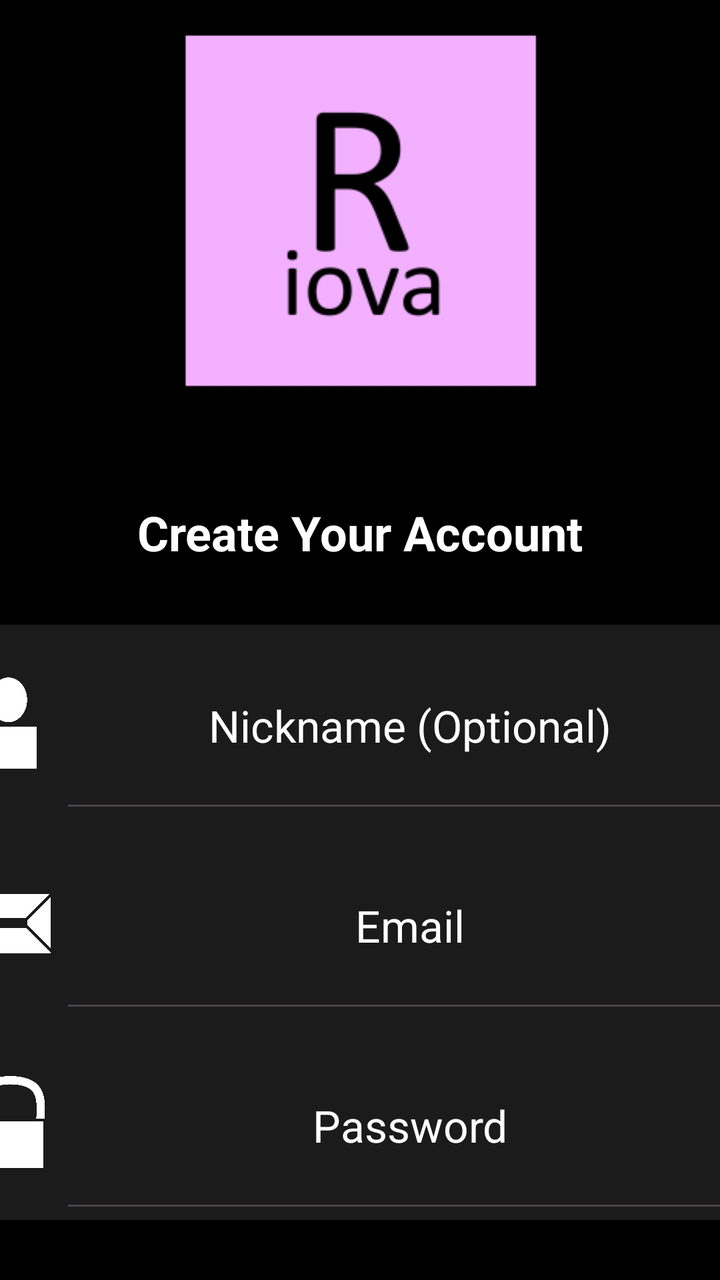
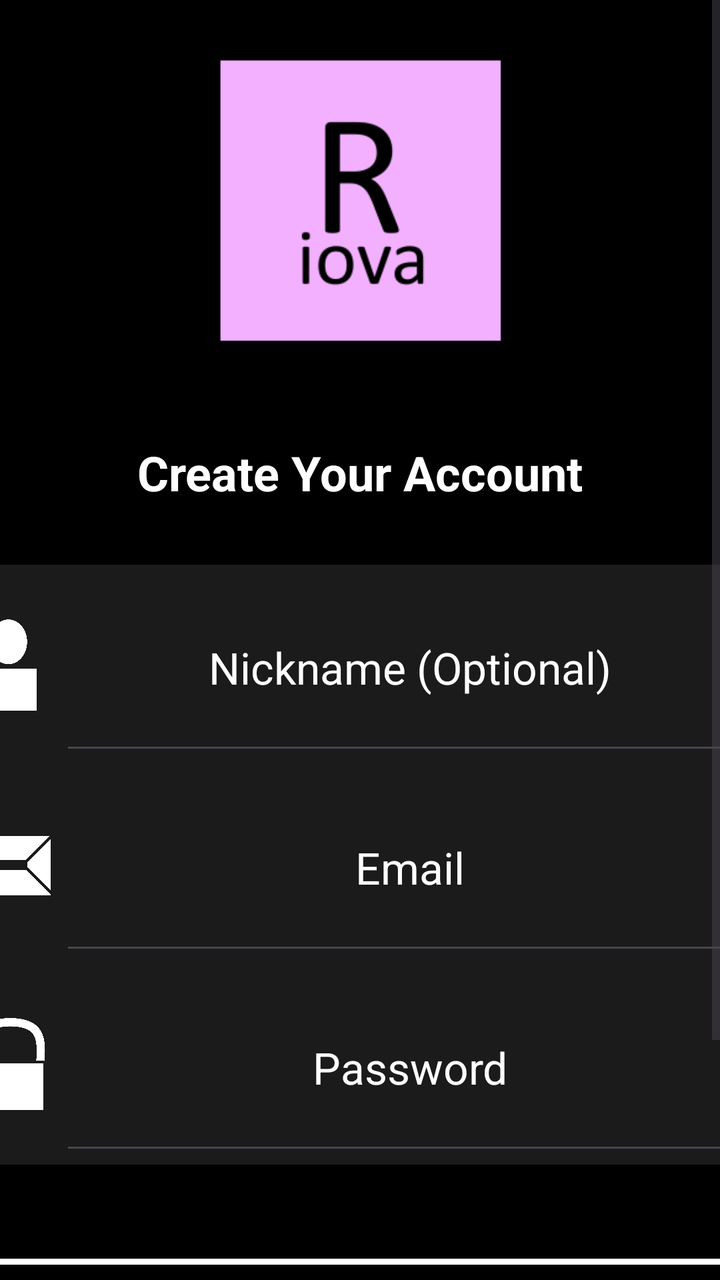

Screens rendered from an Android XML layout before and after an edit, with the pre-edit source and the edit as a unified diff.
<!-- AndroidManifest.xml: application theme Theme.Riova -->
<!-- res/layout/register_screen.xml -->
<?xml version="1.0" encoding="utf-8"?>
<androidx.constraintlayout.widget.ConstraintLayout xmlns:android="http://schemas.android.com/apk/res/android"
    android:layout_width="match_parent"
    android:layout_height="match_parent"
    xmlns:app="http://schemas.android.com/apk/res-auto"
    xmlns:tools="http://schemas.android.com/tools"
    android:background="@color/black"
    tools:context=".Register">

    <LinearLayout
        app:layout_constraintTop_toTopOf="parent"
        app:layout_constraintBottom_toBottomOf="parent"
        android:layout_width="match_parent"
        android:layout_height="wrap_content"
        android:orientation="vertical"
        android:gravity="center">

        <ImageView
            android:layout_width="250dp"
            android:layout_height="250dp"
            android:layout_gravity="center"
            android:background="@drawable/icon_view"
            android:backgroundTint="@null"
            android:contentDescription="@string/riova_icon"
            android:src="@mipmap/ic_launcher_foreground"
            android:scaleType="fitCenter"/>

        <TextView
            android:layout_width="match_parent"
            android:layout_height="wrap_content"
            android:layout_margin="20dp"
            android:text="@string/create_your_account"
            android:textAlignment="center"
            android:textColor="@color/white"
            android:textSize="24sp"
            android:textStyle="bold" />

        <LinearLayout
            android:layout_width="match_parent"
            android:layout_height="wrap_content"
            android:orientation="vertical"
            android:layout_marginVertical="10dp"
            android:gravity="center">

            <LinearLayout
                android:layout_width="400dp"
                android:layout_height="100dp"
                android:background="@color/login_back"
                android:gravity="center"
                android:orientation="horizontal">

                <ImageView
                    android:contentDescription="@string/nickname_icon"
                    android:layout_width="50dp"
                    android:layout_height="50dp"
                    android:foregroundGravity="center"
                    android:src="@drawable/nickname"
                    android:scaleType="fitCenter"/>

                <EditText
                    android:layout_width="350dp"
                    android:layout_height="match_parent"
                    android:hint="@string/nickname_optional"
                    android:textAlignment="center"
                    android:inputType="textPersonName"
                    android:textColor="@color/white"
                    android:autofillHints="none"
                    android:textColorHint="@color/white"
                    android:textSize="22sp" />
            </LinearLayout>

            <LinearLayout
                android:layout_width="400dp"
                android:layout_height="100dp"
                android:background="@color/login_back"
                android:gravity="center"
                android:orientation="horizontal">

                <ImageView
                    android:contentDescription="@string/email_icon"
                    android:layout_width="50dp"
                    android:layout_height="50dp"
                    android:foregroundGravity="center"
                    android:src="@drawable/email" />

                <EditText
                    android:layout_width="350dp"
                    android:layout_height="match_parent"
                    android:hint="@string/email"
                    android:inputType="textEmailAddress"
                    android:textAlignment="center"
                    android:autofillHints="none"
                    android:textColor="@color/white"
                    android:textColorHint="@color/white"
                    android:textSize="22sp" />
            </LinearLayout>

            <LinearLayout
                android:layout_width="400dp"
                android:layout_height="100dp"
                android:background="@color/login_back"
                android:gravity="center"
                android:orientation="horizontal">

                <ImageView
                    android:contentDescription="@string/password_icon"
                    android:layout_width="50dp"
                    android:layout_height="50dp"
                    android:foregroundGravity="center"
                    android:src="@drawable/lock" />

                <EditText
                    android:layout_width="350dp"
                    android:layout_height="match_parent"
                    android:hint="@string/password"
                    android:autofillHints="none"
                    android:inputType="textPassword"
                    android:textAlignment="center"
                    android:textColor="@color/white"
                    android:textColorHint="@color/white"
                    android:textSize="22sp" />
            </LinearLayout>
        </LinearLayout>

        <Button
            android:id="@+id/button_register"
            style="@style/login_buttons"
            android:text="@string/register"
            app:backgroundTint="@null" />

        <TextView
            android:layout_width="match_parent"
            android:layout_height="wrap_content"
            android:text="@string/or"
            android:textAlignment="center"
            android:textColor="@color/white"
            android:textSize="24sp"
            android:textStyle="bold" />

        <Button
            android:id="@+id/button_registerbacktologin"
            style="@style/login_buttons"
            android:text="@string/back_text"
            app:backgroundTint="@null" />


    </LinearLayout>

</androidx.constraintlayout.widget.ConstraintLayout>
<!-- resources referenced by this layout -->
<resources>
  <color name="black">#FF000000</color>
  <color name="login_back">#406B6B6B</color>
  <color name="white">#FFFFFFFF</color>
  <!-- drawable email: png bitmap (drawable, 13017 bytes) -->
  <!-- drawable icon_view (drawable) -->
  <?xml version="1.0" encoding="utf-8"?>
  <shape xmlns:android="http://schemas.android.com/apk/res/android">
  
      <solid android:color="@color/black"/>
      <stroke
          android:width="0dp"
          android:color="#FFFFFF"
          />
  </shape>
  <!-- drawable lock: png bitmap (drawable, 18800 bytes) -->
  <!-- drawable nickname: png bitmap (drawable, 15514 bytes) -->
  <!-- mipmap ic_launcher_foreground: webp bitmap (mipmap-hdpi, 1474 bytes) -->
  <string name="back_text">BACK</string>
  <string name="create_your_account">Create Your Account</string>
  <string name="email">Email</string>
  <string name="email_icon">Email Icon</string>
  <string name="nickname_icon">Nickname Icon</string>
  <string name="nickname_optional">Nickname (Optional)</string>
  <string name="or">- OR -</string>
  <string name="password">Password</string>
  <string name="password_icon">Password Icon</string>
  <string name="register">REGISTER</string>
  <string name="riova_icon">Riova icon</string>
  <style name="login_buttons" parent="Widget.AppCompat.Button">
          <item name="android:layout_width">400dp</item>
          <item name="android:layout_height">wrap_content</item>
          <item name="android:layout_margin">10dp</item>
          <item name="android:textSize">20sp</item>
          <item name="android:layout_gravity">center</item>
          <item name="android:clickable">true</item>
          <item name="android:focusable">true</item>
          <item name="android:background">@drawable/login_buttons</item>
          <item name="android:textAllCaps">false</item>
          <item name="android:backgroundTint">@null</item>
      </style>
  <style name="Theme.Riova" parent="Base.Theme.Riova" />
  <!-- drawable login_buttons (drawable) -->
  <?xml version="1.0" encoding="utf-8"?>
  <shape xmlns:android="http://schemas.android.com/apk/res/android">
  
      <solid android:color="@color/black"/>
      <stroke
          android:width="3dp"
          android:color="#FFFFFF"
          />
      <corners
          android:radius="5dp"
          />
  </shape>
  <style name="Base.Theme.Riova" parent="Theme.Material3.DayNight.NoActionBar">
          
          
      </style>
</resources>

<!-- the commit's change to res/layout/register_screen.xml (unified diff, before → after) -->
@@ -6,6 +6,11 @@
     xmlns:tools="http://schemas.android.com/tools"
     android:background="@color/black"
     tools:context=".Register">
+
+    <ScrollView
+        android:layout_width="match_parent"
+        android:layout_height="match_parent"
+        android:fillViewport="true">
 
     <LinearLayout
         app:layout_constraintTop_toTopOf="parent"
@@ -16,8 +21,8 @@
         android:gravity="center">
 
         <ImageView
-            android:layout_width="250dp"
-            android:layout_height="250dp"
+            android:layout_width="200dp"
+            android:layout_height="200dp"
             android:layout_gravity="center"
             android:background="@drawable/icon_view"
             android:backgroundTint="@null"
@@ -58,6 +63,7 @@
                     android:scaleType="fitCenter"/>
 
                 <EditText
+                    android:id="@+id/input_nickname"
                     android:layout_width="350dp"
                     android:layout_height="match_parent"
                     android:hint="@string/nickname_optional"
@@ -84,6 +90,7 @@
                     android:src="@drawable/email" />
 
                 <EditText
+                    android:id="@+id/input_email"
                     android:layout_width="350dp"
                     android:layout_height="match_parent"
                     android:hint="@string/email"
@@ -110,6 +117,7 @@
                     android:src="@drawable/lock" />
 
                 <EditText
+                    android:id="@+id/input_password"
                     android:layout_width="350dp"
                     android:layout_height="match_parent"
                     android:hint="@string/password"
@@ -121,6 +129,17 @@
                     android:textSize="22sp" />
             </LinearLayout>
         </LinearLayout>
+
+        <TextView
+            android:id="@+id/message"
+            android:layout_width="match_parent"
+            android:layout_height="wrap_content"
+            android:text=""
+            android:textSize="20sp"
+            android:textColor="@color/warning"
+            android:gravity="center"
+            android:textStyle="bold"
+            />
 
         <Button
             android:id="@+id/button_register"
@@ -143,7 +162,8 @@
             android:text="@string/back_text"
             app:backgroundTint="@null" />
 
-
     </LinearLayout>
 
+    </ScrollView>
+
 </androidx.constraintlayout.widget.ConstraintLayout>
<!-- resource entries referenced after the edit -->
@@ -2,6 +2,7 @@
 <resources>
   <color name="black">#FF000000</color>
   <color name="login_back">#406B6B6B</color>
+  <color name="warning">#FF0078</color>
   <color name="white">#FFFFFFFF</color>
   <!-- drawable email: png bitmap (drawable, 13017 bytes) -->
   <!-- drawable icon_view (drawable) -->
